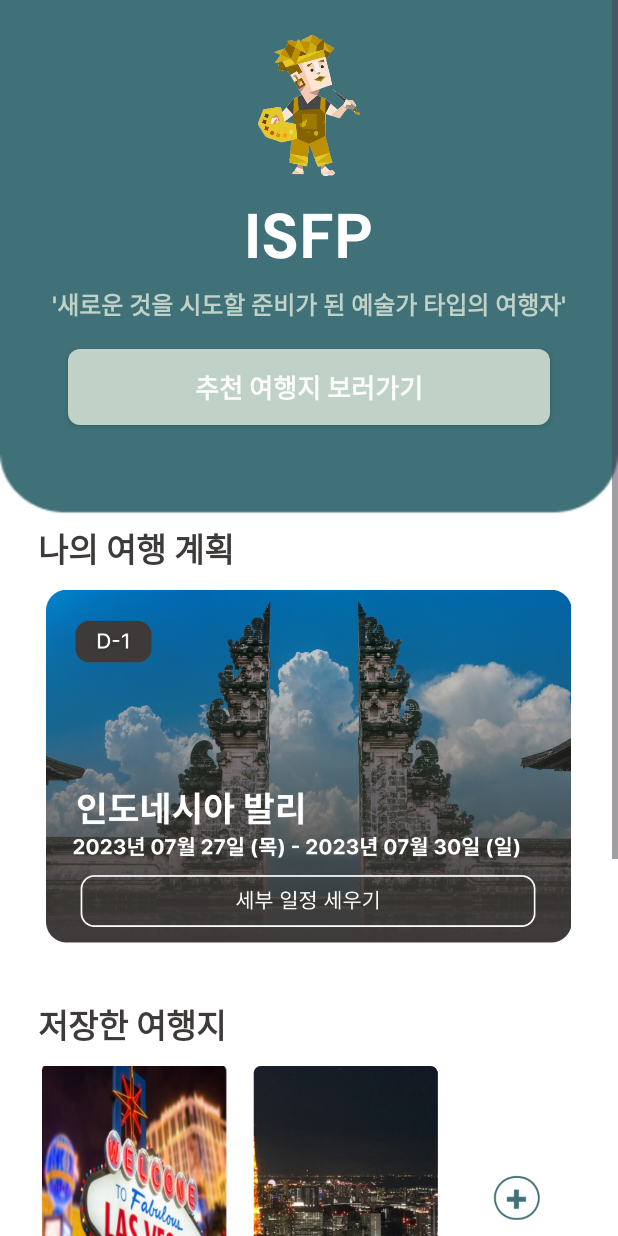
After one commit to yoon-kyoung/guru222, an Android app: the layout my1.xml on its own in the app's theme, with its tools: preview values and no code run, on a phone screen of 412 x 824 dp. The commit adds this screen. Run offline under Robolectric (Android 15) with nearby library versions, the phone set to English and light mode, and no system bars.

Commit message:
my update

```diff
--- /dev/null
+++ b/app/src/main/res/drawable/mbtibutton3.xml
@@ -0,0 +1,7 @@
+<?xml version="1.0" encoding="utf-8"?>
+<shape android:shape="rectangle" xmlns:android="http://schemas.android.com/apk/res/android">
+    <stroke
+        android:width="2dp"
+        android:color="@color/bluegray_600" />
+    <corners android:radius="8dp"/>
+</shape>
--- /dev/null
+++ b/app/src/main/res/layout/my1.xml
@@ -0,0 +1,231 @@
+<?xml version="1.0" encoding="utf-8"?>
+<RelativeLayout xmlns:android="http://schemas.android.com/apk/res/android"
+    android:layout_width="match_parent"
+    android:layout_height="match_parent">
+    <ScrollView
+        android:layout_width="match_parent"
+        android:layout_height="match_parent">
+        <LinearLayout
+            android:layout_width="match_parent"
+            android:layout_height="wrap_content"
+            android:orientation="vertical"
+            android:background="@drawable/my1">
+        <RelativeLayout
+            android:layout_width="match_parent"
+            android:layout_height="wrap_content">
+    <ImageView
+        android:id="@+id/my1"
+        android:layout_width="100dp"
+        android:layout_height="100dp"
+        android:layout_centerHorizontal="true"
+        android:layout_marginTop="20dp"
+        android:src="@drawable/isfppicture" />
+    <TextView
+        android:id="@+id/my2"
+        android:layout_width="wrap_content"
+        android:layout_height="wrap_content"
+        android:layout_below="@+id/my1"
+        android:layout_centerHorizontal="true"
+        android:layout_marginStart="107dp"
+        android:layout_marginTop="10dp"
+        android:fontFamily="@font/dmsansbold"
+        android:text="ISFP"
+        android:textColor="@color/white_A700"
+        android:textSize="42dp" />
+
+            <TextView
+                android:id="@+id/my3"
+                android:layout_width="wrap_content"
+                android:layout_height="wrap_content"
+                android:layout_below="@+id/my2"
+                android:layout_centerInParent="true"
+                android:layout_marginTop="5dp"
+                android:fontFamily="@font/interbold"
+                android:singleLine="true"
+                android:text="'새로운 것을 시도할 준비가 된 예술가 타입의 여행자'"
+                android:textColor="@color/gray_400"
+                android:textSize="16dp" />
+    <androidx.appcompat.widget.AppCompatButton
+        android:id="@+id/mybtn1"
+        android:layout_below="@id/my3"
+        style="@style/btnSolidRounded2"
+        android:layout_width="match_parent"
+        android:layout_height="wrap_content"
+        android:layout_centerHorizontal="true"
+        android:layout_marginStart="45dp"
+        android:layout_marginTop="18dp"
+        android:layout_marginEnd="45dp"
+        android:ellipsize="end"
+        android:gravity="center"
+        android:paddingTop="12dp"
+        android:paddingBottom="12dp"
+        android:singleLine="true"
+        android:text="추천 여행지 보러가기"
+        android:textAllCaps="false"
+        android:textSize="17dp"/>
+    <TextView
+        android:id="@+id/my4"
+        android:layout_width="wrap_content"
+        android:layout_height="wrap_content"
+        android:layout_below="@+id/mybtn1"
+        android:layout_marginStart="25dp"
+        android:layout_marginTop="65dp"
+        android:fontFamily="@font/interbold"
+        android:text="나의 여행 계획"
+        android:textColor="@color/gray_800"
+        android:textSize="22dp"
+        android:textStyle="bold" />
+
+    <ImageView
+        android:id="@+id/my5"
+        android:layout_width="350dp"
+        android:layout_height="250dp"
+        android:layout_below="@+id/my4"
+        android:layout_centerHorizontal="true"
+        android:layout_marginTop="4dp"
+        android:src="@drawable/mybali" />
+    <TextView
+        android:id="@+id/my6"
+        android:layout_width="wrap_content"
+        android:layout_height="wrap_content"
+        android:layout_below="@+id/my5"
+        android:layout_marginStart="25dp"
+        android:layout_marginTop="30dp"
+        android:fontFamily="@font/interbold"
+        android:text="저장한 여행지"
+        android:textColor="@color/gray_800"
+        android:textSize="22dp"
+        android:textStyle="bold" />
+
+    <ImageView
+        android:id="@+id/my7"
+        android:layout_width="350dp"
+        android:layout_height="180dp"
+        android:layout_below="@+id/my6"
+        android:layout_marginStart="-85dp"
+        android:layout_marginTop="11dp"
+        android:src="@drawable/lv" />
+            <ImageView
+                android:id="@+id/my8"
+                android:layout_width="350dp"
+                android:layout_height="180dp"
+                android:layout_below="@+id/my6"
+                android:layout_marginStart="55dp"
+                android:layout_marginTop="11dp"
+                android:src="@drawable/tk" />
+            <ImageView
+                android:id="@+id/my9"
+                android:layout_width="40dp"
+                android:layout_height="180dp"
+                android:layout_below="@+id/my6"
+                android:layout_marginStart="325dp"
+                android:layout_marginTop="11dp"
+                android:src="@drawable/plus" />
+            <TextView
+                android:id="@+id/my10"
+                android:layout_width="wrap_content"
+                android:layout_height="wrap_content"
+                android:layout_below="@+id/my7"
+                android:layout_marginStart="25dp"
+                android:layout_marginTop="30dp"
+                android:fontFamily="@font/interbold"
+                android:text="나의 여행 기록"
+                android:textColor="@color/gray_800"
+                android:textSize="22dp"
+                android:textStyle="bold" />
+            <ImageView
+                android:id="@+id/myicon2"
+                android:layout_width="35dp"
+                android:layout_height="40dp"
+                android:layout_below="@+id/my10"
+                android:layout_marginStart="27dp"
+                android:layout_marginTop="5dp"
+                android:src="@drawable/heart" />
+            <TextView
+                android:id="@+id/my12"
+                android:layout_width="wrap_content"
+                android:layout_height="wrap_content"
+                android:layout_below="@+id/my10"
+                android:layout_centerInParent="true"
+                android:layout_marginTop="5dp"
+                android:fontFamily="@font/intermedium"
+                android:singleLine="true"
+                android:text="2023년 01월 1일 - 2023년 01월 05일"
+                android:textColor="@color/gray_800"
+                android:textSize="15dp" />
+            <TextView
+                android:id="@+id/my13"
+                android:layout_width="wrap_content"
+                android:layout_height="wrap_content"
+                android:layout_below="@+id/my12"
+                android:layout_marginTop="0dp"
+                android:layout_marginStart="83dp"
+                android:fontFamily="@font/interbold"
+                android:singleLine="true"
+                android:text="일본 도쿄"
+                android:textColor="@color/gray_800"
+                android:textSize="15dp" />
+            <View
+                android:background="@color/bluegray_600"
+                android:id="@+id/myline1"
+                android:layout_below="@+id/my13"
+                android:layout_height="35dp"
+                android:layout_marginTop="3dp"
+                android:layout_marginStart="43dp"
+                android:layout_width="3dp"/>
+            <ImageView
+                android:id="@+id/myicon1"
+                android:layout_width="35dp"
+                android:layout_height="40dp"
+                android:layout_below="@+id/myline1"
+                android:layout_marginStart="27dp"
+                android:layout_marginTop="3dp"
+                android:src="@drawable/heart" />
+
+            <TextView
+                android:id="@+id/my14"
+                android:layout_width="wrap_content"
+                android:layout_height="wrap_content"
+                android:layout_below="@+id/myline1"
+                android:layout_centerInParent="true"
+                android:layout_marginTop="3dp"
+                android:fontFamily="@font/intermedium"
+                android:singleLine="true"
+                android:text="2023년 03월 23일 - 2023년 03월 27일"
+                android:textColor="@color/gray_800"
+                android:textSize="15dp" />
+            <TextView
+                android:id="@+id/my15"
+                android:layout_width="wrap_content"
+                android:layout_height="wrap_content"
+                android:layout_below="@+id/my14"
+                android:layout_marginTop="0dp"
+                android:layout_marginStart="83dp"
+                android:fontFamily="@font/interbold"
+                android:singleLine="true"
+                android:text="중국 상하이"
+                android:textColor="@color/gray_800"
+                android:textSize="15dp" />
+            <androidx.appcompat.widget.AppCompatButton
+                android:id="@+id/mybtn2"
+                android:layout_below="@id/my15"
+                style="@style/btnSolidRounded3"
+                android:layout_width="match_parent"
+                android:layout_height="wrap_content"
+                android:layout_centerHorizontal="true"
+                android:layout_marginStart="40dp"
+                android:layout_marginTop="18dp"
+                android:layout_marginEnd="40dp"
+                android:layout_marginBottom="25dp"
+                android:ellipsize="end"
+                android:gravity="center"
+                android:singleLine="true"
+                android:text="여행기록 남기기"
+                android:textAllCaps="false"
+                android:textSize="15dp"/>
+
+        </RelativeLayout>
+        </LinearLayout>
+    </ScrollView>
+
+</RelativeLayout>
--- a/app/src/main/res/values/style.xml
+++ b/app/src/main/res/values/style.xml
@@ -16,4 +16,10 @@
         <item name="android:fontFamily">@font/dmsansbold</item>
         <item name="android:background">@drawable/mbtibutton2</item>
     </style>
+    <style name="btnSolidRounded3">
+        <item name="android:textSize">16dp</item>
+        <item name="android:textColor">@color/bluegray_600</item>
+        <item name="android:fontFamily">@font/dmsansbold</item>
+        <item name="android:background">@drawable/mbtibutton3</item>
+    </style>
 </resources>
```
Also changed, not shown: app/src/main/res/drawable/heart.png (added), app/src/main/res/drawable/isfppicture.png (added), app/src/main/res/drawable/lv.png (added), app/src/main/res/drawable/my1.png (added), app/src/main/res/drawable/mybali.png (added), app/src/main/res/drawable/plus.png (added), app/src/main/res/drawable/tk.png (added).
